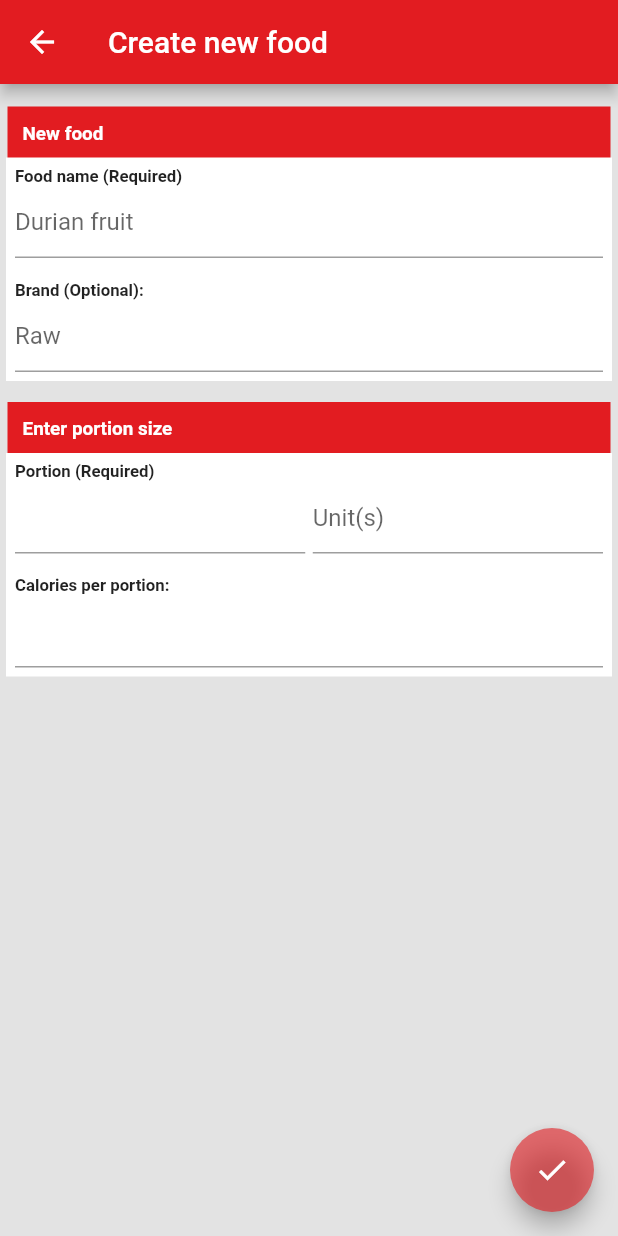
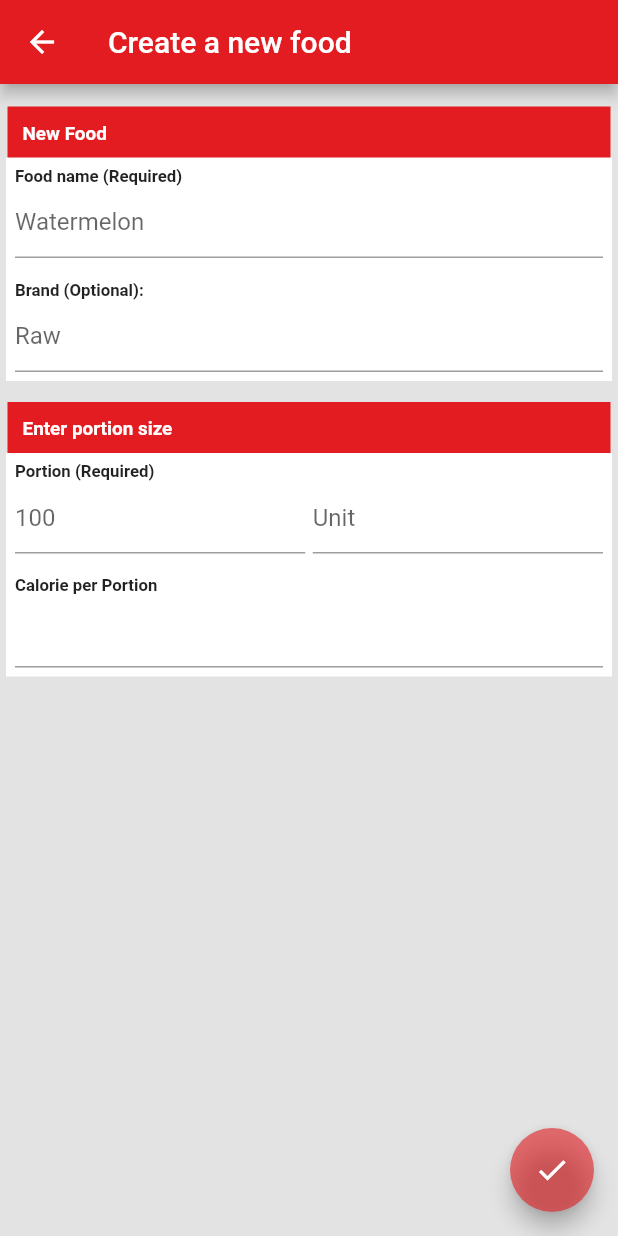
Before and after one commit to adfaure/open-calorie-tracker, a Flutter app: the CreateFoodForm screen opened directly, on a phone screen of 412 x 824 dp. Run offline on Flutter 3.47's test engine with Material 2 defaults, Android fonts, the phone set to English and light mode, and no system bars; our stand-ins replace flutter_markdown, font_awesome_flutter, moor, moor_ffi, shared_preferences; missing offline and left inert: flutter_barcode_scanner, moor_db_viewer, openfoodfacts; accounts and stored records are empty; generated files the repository leaves out were written again.

Commit message:
code: translate create food

```diff
--- a/lib/application_localization.dart
+++ b/lib/application_localization.dart
@@ -151,7 +151,7 @@ class AppLocalizations {
   // Objective dialog
   String get invalidNumber {
     return Intl.message('Invalid number',
-        name: 'invalidNumber', desc: 'Invalid int formating');
+        name: 'invalidNumber', desc: 'Invalid int formatting');
   }
 
   String get requirePositiveNumber {
@@ -172,10 +172,51 @@ class AppLocalizations {
   }
 
   //Consumed food view
-    String get caloriePerPortion {
+  String get caloriePerPortion {
     return Intl.message("Calorie per Portion",
         name: 'caloriePerPortion',
         desc: 'Calorie per portion in consumed food view');
+  }
+
+  //Create food
+  String get createNewFoodTtitle {
+    return Intl.message("Create a new food",
+        name: 'createNewFoodTtitle', desc: 'Title of the create food scafold');
+  }
+
+  String get newFood {
+    return Intl.message("New Food",
+        name: 'newFood', desc: 'New food box title');
+  }
+
+  String get foodNameRequired {
+    return Intl.message("Food name (Required)",
+        name: 'foodNameRequired', desc: 'food name field');
+  }
+
+  String get watermelon {
+    return Intl.message("Watermelon",
+        name: 'watermelon', desc: 'Food name hint');
+  }
+
+  String get brandField {
+    return Intl.message("Brand (Optional):",
+        name: 'brandField', desc: 'Fodds brand field');
+  }
+
+  String get brandFieldHint {
+    return Intl.message("Raw",
+        name: 'brandFieldHint', desc: 'Fodds brand field hint');
+  }
+
+  String get portionBoxTitle {
+    return Intl.message("Enter portion size",
+        name: 'portionBoxTitle', desc: 'Portion box title');
+  }
+
+  String get portionFieldTitle {
+    return Intl.message("Portion (Required)",
+        name: 'portionFieldTitle', desc: 'Portion field title');
   }
 }
 
--- a/lib/food/createFood.dart
+++ b/lib/food/createFood.dart
@@ -19,6 +19,8 @@ import 'package:flutter/material.dart';
 import 'package:open_weight/common/ui.dart';
 import 'package:open_weight/database/db_helper.dart';
 import 'package:provider/provider.dart';
+
+import '../application_localization.dart';
 
 class CreateFoodForm extends StatefulWidget {
   CreateFoodForm({Key key, this.title}) : super(key: key);
@@ -55,13 +57,13 @@ class _CreateFoodFormState extends State<CreateFoodForm> {
   final portionPerContainerFormCtrl = TextEditingController();
 
   final bgColor = Color(0xFFe3e3e3);
-  final title = "Create new food";
   final scaleTextFieldDescription = 0.8;
   final scaleCategoryDescription = 0.9;
   final scaleTextField = 0.7;
 
   @override
   Widget build(BuildContext build) {
+    final title = AppLocalizations.of(context).createNewFoodTtitle;
     return Scaffold(
         backgroundColor: bgColor,
         appBar: AppBar(
@@ -77,12 +79,9 @@ class _CreateFoodFormState extends State<CreateFoodForm> {
                         _buildNewPortion(context)))),
         floatingActionButton: Consumer<MyDatabase>(
           builder: (builder, database, child) {
-            debugPrint('movieTitle: $database');
             return FloatingActionButton(
                 onPressed: () {
                   if (_createFoodFormKey.currentState.validate()) {
-                    debugPrint(
-                        "portion: ${portionFormCtrl.text}, calorie: ${calorieFormCtrl.text}");
                     database.addFoodModel(FoodModelsCompanion.insert(
                       name: nameFormCtrl.text,
                       unit: unitFormCtrl.text,
@@ -93,7 +92,6 @@ class _CreateFoodFormState extends State<CreateFoodForm> {
                     Navigator.pop(context);
                   }
                 },
-                tooltip: 'Increment',
                 child: Icon(Icons.check));
           },
         ));
@@ -108,7 +106,7 @@ class _CreateFoodFormState extends State<CreateFoodForm> {
               Padding(
                   padding: const EdgeInsets.all(10),
                   child: Text(
-                    "New food",
+                    AppLocalizations.of(context).newFood,
                     textScaleFactor: scaleCategoryDescription,
                     style: TextStyle(
                         color: Colors.white, fontWeight: FontWeight.bold),
@@ -120,7 +118,7 @@ class _CreateFoodFormState extends State<CreateFoodForm> {
               padding: EdgeInsets.all(5),
               child: Column(children: [
                 Row(children: [
-                  Text("Food name (Required)",
+                  Text(AppLocalizations.of(context).foodNameRequired,
                       textScaleFactor: scaleTextFieldDescription,
                       style: TextStyle(fontWeight: FontWeight.bold))
                 ]),
@@ -129,14 +127,15 @@ class _CreateFoodFormState extends State<CreateFoodForm> {
                   validator: _requiredTextField,
                   textDirection: TextDirection.ltr,
                   controller: nameFormCtrl,
-                  decoration: InputDecoration(hintText: "Durian fruit"),
+                  decoration: InputDecoration(
+                      hintText: AppLocalizations.of(context).watermelon),
                 )),
                 SizedBox(
                   height: 15,
                 ),
                 // SizedBox(height: 15),
                 Row(children: [
-                  Text("Brand (Optional):",
+                  Text(AppLocalizations.of(context).brandField,
                       textScaleFactor: scaleTextFieldDescription,
                       style: TextStyle(fontWeight: FontWeight.bold))
                 ]),
@@ -144,7 +143,8 @@ class _CreateFoodFormState extends State<CreateFoodForm> {
                     child: TextFormField(
                   textDirection: TextDirection.ltr,
                   controller: brandFormCtrl,
-                  decoration: InputDecoration(hintText: "Raw"),
+                  decoration: InputDecoration(
+                      hintText: AppLocalizations.of(context).brandFieldHint),
                 )),
               ])))
     ];
@@ -159,7 +159,7 @@ class _CreateFoodFormState extends State<CreateFoodForm> {
               Padding(
                   padding: const EdgeInsets.all(10),
                   child: Text(
-                    "Enter portion size",
+                    AppLocalizations.of(context).portionBoxTitle,
                     textScaleFactor: scaleCategoryDescription,
                     style: TextStyle(
                         color: Colors.white, fontWeight: FontWeight.bold),
@@ -172,7 +172,8 @@ class _CreateFoodFormState extends State<CreateFoodForm> {
               child: Column(children: [
                 Row(children: [
                   Expanded(
-                      child: Text("Portion (Required)",
+                      child: Text(
+                          AppLocalizations.of(context).portionFieldTitle,
                           textScaleFactor: scaleTextFieldDescription,
                           style: TextStyle(fontWeight: FontWeight.bold)))
                 ]),
@@ -183,6 +184,7 @@ class _CreateFoodFormState extends State<CreateFoodForm> {
                     textDirection: TextDirection.ltr,
                     validator: _requiredTextField,
                     controller: portionFormCtrl,
+                    decoration: InputDecoration(hintText: "100"),
                     keyboardType: TextInputType.number,
                   )),
                   SizedBox(width: 5),
@@ -191,7 +193,8 @@ class _CreateFoodFormState extends State<CreateFoodForm> {
                     textDirection: TextDirection.ltr,
                     controller: unitFormCtrl,
                     validator: _requiredTextField,
-                    decoration: InputDecoration(hintText: "Unit(s)"),
+                    decoration: InputDecoration(
+                        hintText: AppLocalizations.of(context).unit),
                   )),
                 ])),
                 SizedBox(
@@ -199,7 +202,7 @@ class _CreateFoodFormState extends State<CreateFoodForm> {
                 ),
                 // SizedBox(height: 15),
                 Row(children: [
-                  Text("Calories per portion:",
+                  Text(AppLocalizations.of(context).caloriePerPortion,
                       textScaleFactor: scaleTextFieldDescription,
                       style: TextStyle(fontWeight: FontWeight.bold))
                 ]),
```
Also changed, not shown: lib/common/dropdownFormField.dart (deleted, +0 -46 lines), lib/journal/consumedFoodView.dart (+37 -26 lines), lib/l10n/intl_en.arb (+115 -1 lines), lib/l10n/intl_fr.arb (+48 -0 lines), lib/l10n/intl_messages.arb (+49 -1 lines), lib/l10n/messages_en.dart (+19 -0 lines), lib/l10n/messages_fr.dart (+8 -0 lines), lib/l10n/messages_messages.dart (+8 -0 lines).
